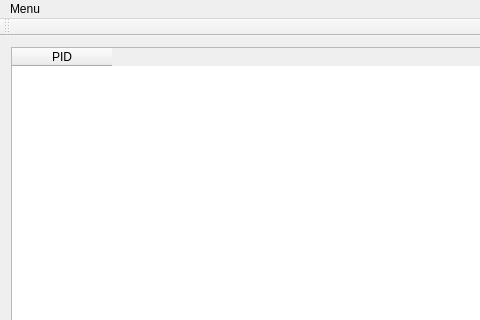
First picture: the form in SymControl/mainwindow.ui, repository donut181/dyplom, before the edit; both pictures show x 0 to 480 and y 0 to 320 of the 778 by 478 pixel window.
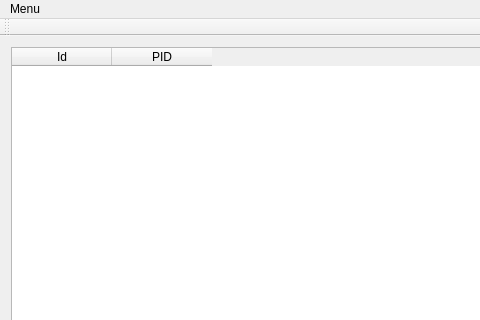
Second picture: the form after the edit.

What changed in the file:
```diff
--- a/SymControl/mainwindow.ui
+++ b/SymControl/mainwindow.ui
@@ -17,6 +17,11 @@
    <layout class="QVBoxLayout" name="verticalLayout">
     <item>
      <widget class="QTableWidget" name="tableWidget">
+      <column>
+       <property name="text">
+        <string>Id</string>
+       </property>
+      </column>
       <column>
        <property name="text">
         <string>PID</string>
```
